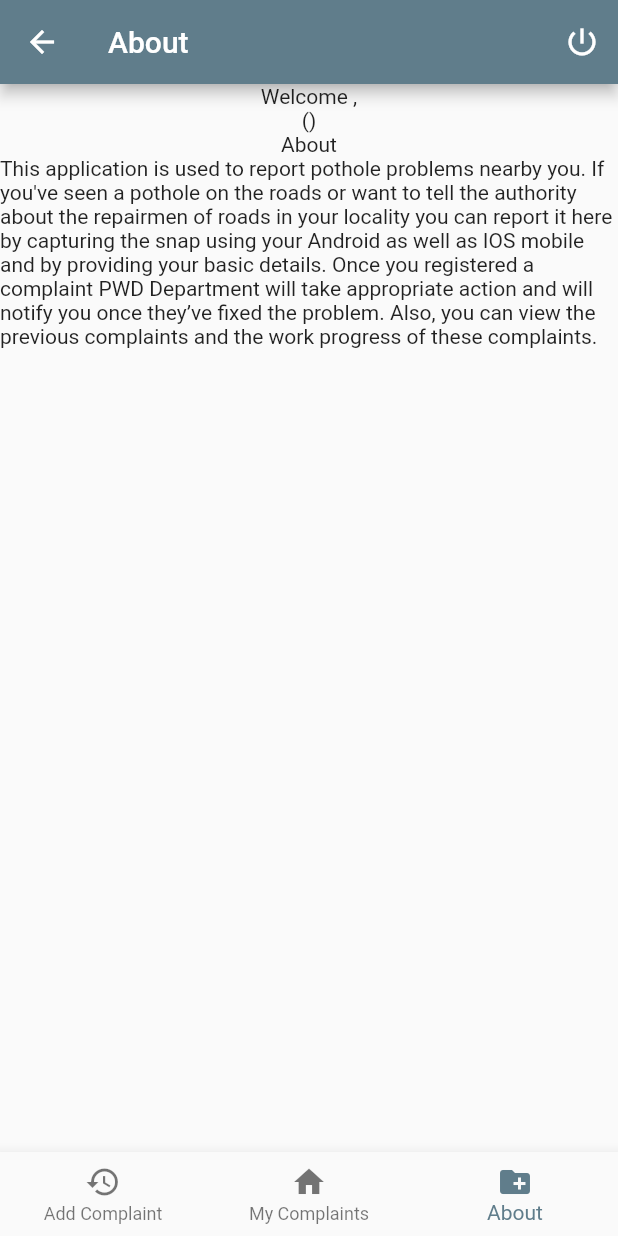
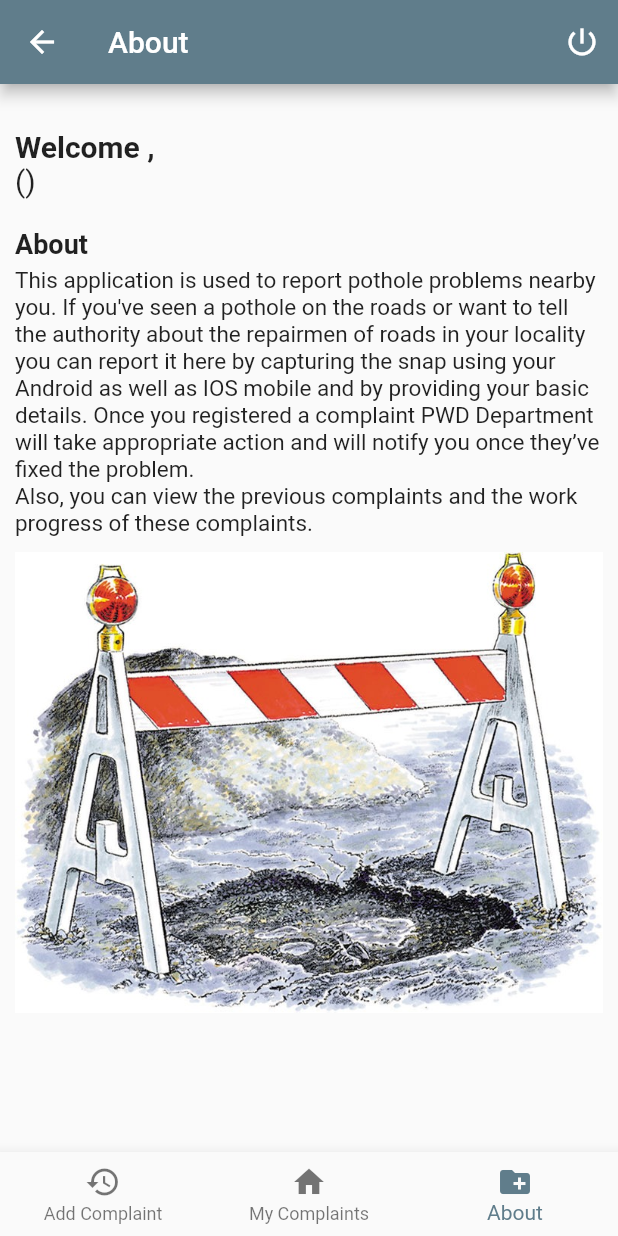
Before and after one commit to adityasharmaa/pothole, a Flutter app: the ScreenSelector screen opened by its route, swiped to page 3, on a phone screen of 412 x 824 dp. Run offline on Flutter 3.47's test engine with Material 2 defaults, Android fonts, the phone set to English and light mode, and no system bars; our stand-ins replace camera, cloud_firestore, firebase_auth; accounts and stored records are empty.

Commit message:
about screen complete

```diff
--- a/lib/screens/about.dart
+++ b/lib/screens/about.dart
@@ -3,17 +3,45 @@ import 'package:pothole/provider/current_user_provider.dart';
 import 'package:provider/provider.dart';
 
 class About extends StatelessWidget {
-  final String about = "This application is used to report pothole problems nearby you. If you've seen a pothole on the roads or want to tell the authority about the repairmen of roads in your locality you can report it here by capturing the snap using your Android as well as IOS mobile and by providing your basic details. Once you registered a complaint PWD Department will take appropriate action and will notify you once they’ve fixed the problem. Also, you can view the previous complaints and the work progress of these complaints.";
+  final String about =
+      "This application is used to report pothole problems nearby you. If you've seen a pothole on the roads or want to tell the authority about the repairmen of roads in your locality you can report it here by capturing the snap using your Android as well as IOS mobile and by providing your basic details. Once you registered a complaint PWD Department will take appropriate action and will notify you once they’ve fixed the problem.\nAlso, you can view the previous complaints and the work progress of these complaints.";
   @override
   Widget build(BuildContext context) {
     final _currentUser = Provider.of<CurrentUserProvider>(context).profile;
-    return Column(
-      children: <Widget>[
-        Text("Welcome ${_currentUser.name},"),
-        Text("(${_currentUser.email})"),
-        Text("About"),
-        Text(about),
-      ],
+    return Padding(
+      padding: const EdgeInsets.all(10),
+      child: Column(
+        crossAxisAlignment: CrossAxisAlignment.start,
+        children: <Widget>[
+          SizedBox(
+            height: 20
+          ),
+          Text(
+            "Welcome ${_currentUser.name},",
+            style: TextStyle(
+              fontWeight: FontWeight.bold,
+              fontSize: 20,
+            ),
+          ),
+          Text("(${_currentUser.email})", style: TextStyle(
+              fontSize: 20,
+            ),),
+          SizedBox(height: 20),
+          Text(
+            "About",
+            style: TextStyle(
+              fontWeight: FontWeight.bold,
+              fontSize: 18,
+            ),
+          ),
+          SizedBox(height: 5),
+          Text(about, style: TextStyle(fontSize: 15),),
+          SizedBox(height: 10),
+          Container(
+            child: Image.asset("assets/images/pothole.jpeg"),
+          ),
+        ],
+      ),
     );
   }
 }
--- a/lib/screens/splash_screen.dart
+++ b/lib/screens/splash_screen.dart
@@ -1,5 +1,3 @@
-import 'dart:async';
-
 import 'package:flutter/cupertino.dart';
 import 'package:flutter/material.dart';
 import 'package:pothole/helpers/firebase_auth.dart';
@@ -25,10 +23,10 @@ class _SplashScreenState extends State<SplashScreen>
     super.initState();
     _animationController = AnimationController(
       vsync: this,
-      duration: Duration(seconds: 1),
+      duration: Duration(milliseconds: 700),
     );
 
-    _logoAnimation = Tween<double>(begin: 70, end: 120).animate(CurvedAnimation(
+    _logoAnimation = Tween<double>(begin: 100, end: 200).animate(CurvedAnimation(
       curve: Interval(0.0, 1, curve: Curves.easeInOut),
       parent: _animationController,
     ));
@@ -60,8 +58,8 @@ class _SplashScreenState extends State<SplashScreen>
 
   @override
   Widget build(BuildContext context) {
-    final _height = MediaQuery.of(context).size.height;
-    final _width = MediaQuery.of(context).size.width;
+    final _height = MediaQuery.of(context).size.longestSide;
+    final _width = MediaQuery.of(context).size.shortestSide;
     return Scaffold(
       backgroundColor: Theme.of(context).primaryColor,
       body: Stack(
--- a/pubspec.yaml
+++ b/pubspec.yaml
@@ -52,6 +52,7 @@ flutter:
   # To add assets to your application, add an assets section, like this:
   assets:
   - assets/images/logo.png
+  - assets/images/pothole.jpeg
   #  - images/a_dot_ham.jpeg
 
   # An image asset can refer to one or more resolution-specific "variants", see
```
Also changed, not shown: assets/images/pothole.jpeg (added).
